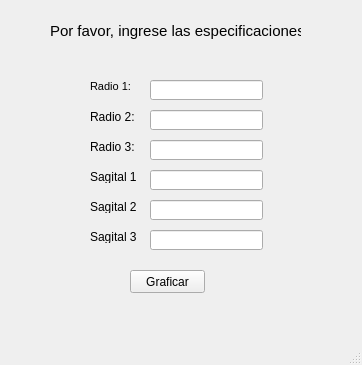
Before: the Qt Designer form userInterface.ui in iancraz/Contact-Lens, drawn with Qt 5.
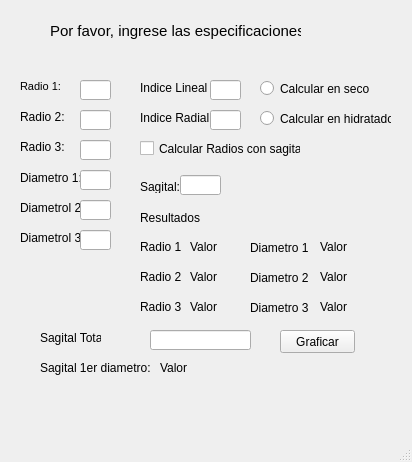
After: the same form once the commit is applied. Icons and pictures are not drawn.

Patch:
```diff
--- a/userInterface.ui
+++ b/userInterface.ui
@@ -6,8 +6,8 @@
    <rect>
     <x>0</x>
     <y>0</y>
-    <width>362</width>
-    <height>365</height>
+    <width>412</width>
+    <height>462</height>
    </rect>
   </property>
   <property name="windowTitle">
@@ -35,7 +35,7 @@
    <widget class="QLabel" name="label_2">
     <property name="geometry">
      <rect>
-      <x>90</x>
+      <x>20</x>
       <y>80</y>
       <width>47</width>
       <height>13</height>
@@ -53,7 +53,7 @@
    <widget class="QLabel" name="label_3">
     <property name="geometry">
      <rect>
-      <x>90</x>
+      <x>20</x>
       <y>110</y>
       <width>47</width>
       <height>13</height>
@@ -66,7 +66,7 @@
    <widget class="QLabel" name="label_4">
     <property name="geometry">
      <rect>
-      <x>90</x>
+      <x>20</x>
       <y>140</y>
       <width>47</width>
       <height>13</height>
@@ -79,48 +79,48 @@
    <widget class="QLabel" name="label_5">
     <property name="geometry">
      <rect>
-      <x>90</x>
+      <x>20</x>
       <y>170</y>
-      <width>47</width>
-      <height>13</height>
+      <width>61</width>
+      <height>16</height>
      </rect>
     </property>
     <property name="text">
-     <string>Sagital 1:</string>
+     <string>Diametro 1:</string>
     </property>
    </widget>
    <widget class="QLabel" name="label_6">
     <property name="geometry">
      <rect>
-      <x>90</x>
+      <x>20</x>
       <y>200</y>
-      <width>47</width>
-      <height>13</height>
+      <width>61</width>
+      <height>16</height>
      </rect>
     </property>
     <property name="text">
-     <string>Sagital 2:</string>
+     <string>Diametrol 2:</string>
     </property>
    </widget>
    <widget class="QLabel" name="label_7">
     <property name="geometry">
      <rect>
-      <x>90</x>
+      <x>20</x>
       <y>230</y>
-      <width>47</width>
-      <height>13</height>
+      <width>61</width>
+      <height>16</height>
      </rect>
     </property>
     <property name="text">
-     <string>Sagital 3:</string>
+     <string>Diametrol 3:</string>
     </property>
    </widget>
    <widget class="QLineEdit" name="rad1LineEdit">
     <property name="geometry">
      <rect>
-      <x>150</x>
+      <x>80</x>
       <y>80</y>
-      <width>113</width>
+      <width>31</width>
       <height>20</height>
      </rect>
     </property>
@@ -128,9 +128,9 @@
    <widget class="QLineEdit" name="rad2LineEdit">
     <property name="geometry">
      <rect>
-      <x>150</x>
+      <x>80</x>
       <y>110</y>
-      <width>113</width>
+      <width>31</width>
       <height>20</height>
      </rect>
     </property>
@@ -138,19 +138,19 @@
    <widget class="QLineEdit" name="rad3LineEdit">
     <property name="geometry">
      <rect>
-      <x>150</x>
+      <x>80</x>
       <y>140</y>
-      <width>113</width>
+      <width>31</width>
       <height>20</height>
      </rect>
     </property>
    </widget>
-   <widget class="QLineEdit" name="sag1LineEdit">
+   <widget class="QLineEdit" name="diam1LineEdit">
     <property name="geometry">
      <rect>
-      <x>150</x>
+      <x>80</x>
       <y>170</y>
-      <width>113</width>
+      <width>31</width>
       <height>20</height>
      </rect>
     </property>
@@ -158,9 +158,9 @@
    <widget class="QLineEdit" name="sag2LineEdit">
     <property name="geometry">
      <rect>
-      <x>150</x>
+      <x>80</x>
       <y>200</y>
-      <width>113</width>
+      <width>31</width>
       <height>20</height>
      </rect>
     </property>
@@ -168,9 +168,9 @@
    <widget class="QLineEdit" name="sag3LineEdit">
     <property name="geometry">
      <rect>
-      <x>150</x>
+      <x>80</x>
       <y>230</y>
-      <width>113</width>
+      <width>31</width>
       <height>20</height>
      </rect>
     </property>
@@ -178,8 +178,8 @@
    <widget class="QPushButton" name="pushButton">
     <property name="geometry">
      <rect>
-      <x>130</x>
-      <y>270</y>
+      <x>280</x>
+      <y>330</y>
       <width>75</width>
       <height>23</height>
      </rect>
@@ -191,8 +191,8 @@
    <widget class="QLabel" name="label_8">
     <property name="geometry">
      <rect>
-      <x>140</x>
-      <y>310</y>
+      <x>160</x>
+      <y>380</y>
       <width>61</width>
       <height>31</height>
      </rect>
@@ -207,6 +207,332 @@
      <bool>true</bool>
     </property>
    </widget>
+   <widget class="QLabel" name="label_9">
+    <property name="geometry">
+     <rect>
+      <x>40</x>
+      <y>330</y>
+      <width>61</width>
+      <height>16</height>
+     </rect>
+    </property>
+    <property name="text">
+     <string>Sagital Total:</string>
+    </property>
+   </widget>
+   <widget class="QLabel" name="label_10">
+    <property name="geometry">
+     <rect>
+      <x>40</x>
+      <y>360</y>
+      <width>111</width>
+      <height>16</height>
+     </rect>
+    </property>
+    <property name="text">
+     <string>Sagital 1er diametro:</string>
+    </property>
+   </widget>
+   <widget class="QLineEdit" name="sagTotLineEdit">
+    <property name="geometry">
+     <rect>
+      <x>150</x>
+      <y>330</y>
+      <width>101</width>
+      <height>20</height>
+     </rect>
+    </property>
+   </widget>
+   <widget class="QLabel" name="label_11">
+    <property name="geometry">
+     <rect>
+      <x>140</x>
+      <y>80</y>
+      <width>71</width>
+      <height>16</height>
+     </rect>
+    </property>
+    <property name="text">
+     <string>Indice Lineal</string>
+    </property>
+   </widget>
+   <widget class="QLabel" name="label_12">
+    <property name="geometry">
+     <rect>
+      <x>140</x>
+      <y>110</y>
+      <width>71</width>
+      <height>16</height>
+     </rect>
+    </property>
+    <property name="text">
+     <string>Indice Radial</string>
+    </property>
+   </widget>
+   <widget class="QLineEdit" name="linealIndexLineEdit">
+    <property name="geometry">
+     <rect>
+      <x>210</x>
+      <y>80</y>
+      <width>31</width>
+      <height>20</height>
+     </rect>
+    </property>
+   </widget>
+   <widget class="QLineEdit" name="radialIndexLineEdit">
+    <property name="geometry">
+     <rect>
+      <x>210</x>
+      <y>110</y>
+      <width>31</width>
+      <height>20</height>
+     </rect>
+    </property>
+   </widget>
+   <widget class="QLabel" name="label_13">
+    <property name="geometry">
+     <rect>
+      <x>140</x>
+      <y>210</y>
+      <width>61</width>
+      <height>16</height>
+     </rect>
+    </property>
+    <property name="text">
+     <string>Resultados</string>
+    </property>
+   </widget>
+   <widget class="QRadioButton" name="dryBut">
+    <property name="geometry">
+     <rect>
+      <x>260</x>
+      <y>80</y>
+      <width>121</width>
+      <height>17</height>
+     </rect>
+    </property>
+    <property name="text">
+     <string>Calcular en seco</string>
+    </property>
+   </widget>
+   <widget class="QRadioButton" name="moistBut">
+    <property name="geometry">
+     <rect>
+      <x>260</x>
+      <y>110</y>
+      <width>131</width>
+      <height>17</height>
+     </rect>
+    </property>
+    <property name="text">
+     <string>Calcular en hidratado</string>
+    </property>
+   </widget>
+   <widget class="QLabel" name="label_14">
+    <property name="geometry">
+     <rect>
+      <x>140</x>
+      <y>240</y>
+      <width>47</width>
+      <height>13</height>
+     </rect>
+    </property>
+    <property name="text">
+     <string>Radio 1</string>
+    </property>
+   </widget>
+   <widget class="QLabel" name="label_15">
+    <property name="geometry">
+     <rect>
+      <x>140</x>
+      <y>270</y>
+      <width>47</width>
+      <height>13</height>
+     </rect>
+    </property>
+    <property name="text">
+     <string>Radio 2</string>
+    </property>
+   </widget>
+   <widget class="QLabel" name="label_16">
+    <property name="geometry">
+     <rect>
+      <x>140</x>
+      <y>300</y>
+      <width>47</width>
+      <height>13</height>
+     </rect>
+    </property>
+    <property name="text">
+     <string>Radio 3</string>
+    </property>
+   </widget>
+   <widget class="QLabel" name="label_17">
+    <property name="geometry">
+     <rect>
+      <x>250</x>
+      <y>240</y>
+      <width>61</width>
+      <height>16</height>
+     </rect>
+    </property>
+    <property name="text">
+     <string>Diametro 1</string>
+    </property>
+   </widget>
+   <widget class="QLabel" name="label_18">
+    <property name="geometry">
+     <rect>
+      <x>250</x>
+      <y>270</y>
+      <width>61</width>
+      <height>16</height>
+     </rect>
+    </property>
+    <property name="text">
+     <string>Diametro 2</string>
+    </property>
+   </widget>
+   <widget class="QLabel" name="label_19">
+    <property name="geometry">
+     <rect>
+      <x>250</x>
+      <y>300</y>
+      <width>61</width>
+      <height>16</height>
+     </rect>
+    </property>
+    <property name="text">
+     <string>Diametro 3</string>
+    </property>
+   </widget>
+   <widget class="QLabel" name="rad1ans">
+    <property name="geometry">
+     <rect>
+      <x>190</x>
+      <y>240</y>
+      <width>47</width>
+      <height>13</height>
+     </rect>
+    </property>
+    <property name="text">
+     <string>Valor</string>
+    </property>
+   </widget>
+   <widget class="QLabel" name="rad2ans">
+    <property name="geometry">
+     <rect>
+      <x>190</x>
+      <y>270</y>
+      <width>47</width>
+      <height>13</height>
+     </rect>
+    </property>
+    <property name="text">
+     <string>Valor</string>
+    </property>
+   </widget>
+   <widget class="QLabel" name="rad3ans">
+    <property name="geometry">
+     <rect>
+      <x>190</x>
+      <y>300</y>
+      <width>47</width>
+      <height>13</height>
+     </rect>
+    </property>
+    <property name="text">
+     <string>Valor</string>
+    </property>
+   </widget>
+   <widget class="QLabel" name="diam1Ans">
+    <property name="geometry">
+     <rect>
+      <x>320</x>
+      <y>240</y>
+      <width>47</width>
+      <height>13</height>
+     </rect>
+    </property>
+    <property name="text">
+     <string>Valor</string>
+    </property>
+   </widget>
+   <widget class="QLabel" name="diam2Ans">
+    <property name="geometry">
+     <rect>
+      <x>320</x>
+      <y>270</y>
+      <width>47</width>
+      <height>13</height>
+     </rect>
+    </property>
+    <property name="text">
+     <string>Valor</string>
+    </property>
+   </widget>
+   <widget class="QLabel" name="diam3Ans">
+    <property name="geometry">
+     <rect>
+      <x>320</x>
+      <y>300</y>
+      <width>47</width>
+      <height>13</height>
+     </rect>
+    </property>
+    <property name="text">
+     <string>Valor</string>
+    </property>
+   </widget>
+   <widget class="QLabel" name="sag1LineEdit">
+    <property name="geometry">
+     <rect>
+      <x>160</x>
+      <y>360</y>
+      <width>31</width>
+      <height>16</height>
+     </rect>
+    </property>
+    <property name="text">
+     <string>Valor</string>
+    </property>
+   </widget>
+   <widget class="QCheckBox" name="calcRad">
+    <property name="geometry">
+     <rect>
+      <x>140</x>
+      <y>140</y>
+      <width>161</width>
+      <height>17</height>
+     </rect>
+    </property>
+    <property name="text">
+     <string>Calcular Radios con sagital</string>
+    </property>
+   </widget>
+   <widget class="QLabel" name="label_20">
+    <property name="geometry">
+     <rect>
+      <x>140</x>
+      <y>180</y>
+      <width>47</width>
+      <height>13</height>
+     </rect>
+    </property>
+    <property name="text">
+     <string>Sagital:</string>
+    </property>
+   </widget>
+   <widget class="QLineEdit" name="sagInput">
+    <property name="geometry">
+     <rect>
+      <x>180</x>
+      <y>175</y>
+      <width>41</width>
+      <height>20</height>
+     </rect>
+    </property>
+   </widget>
   </widget>
   <widget class="QMenuBar" name="menubar">
    <property name="geometry">
```
Left out of the diff: 6 changed lines with no effect on the pictures.
